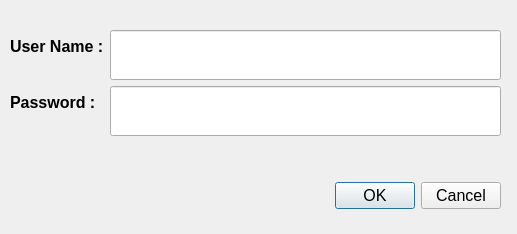
Qt form dialoglogin.ui (mychuang/IP_CAM) before a commit.
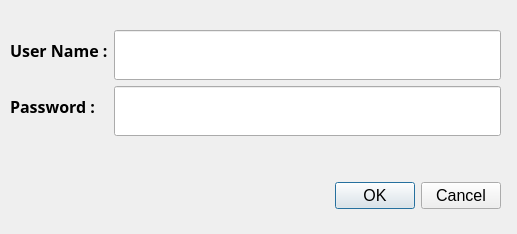
The same form after that commit.

Commit message: Adjust Login UI

The edit to the form file:
```diff
--- a/dialoglogin.ui
+++ b/dialoglogin.ui
@@ -48,6 +48,7 @@
      <widget class="QLabel" name="userlab">
       <property name="font">
        <font>
+        <family>Microsoft YaHei</family>
         <pointsize>12</pointsize>
         <weight>75</weight>
         <bold>true</bold>
@@ -68,6 +69,7 @@
       </property>
       <property name="font">
        <font>
+        <family>Microsoft YaHei</family>
         <pointsize>12</pointsize>
        </font>
       </property>
@@ -77,6 +79,7 @@
      <widget class="QLabel" name="pwdLab">
       <property name="font">
        <font>
+        <family>Microsoft YaHei</family>
         <pointsize>12</pointsize>
         <weight>75</weight>
         <bold>true</bold>
@@ -97,6 +100,7 @@
       </property>
       <property name="font">
        <font>
+        <family>Microsoft YaHei</family>
         <pointsize>12</pointsize>
        </font>
       </property>
```
The commit also changes 1 other file.
